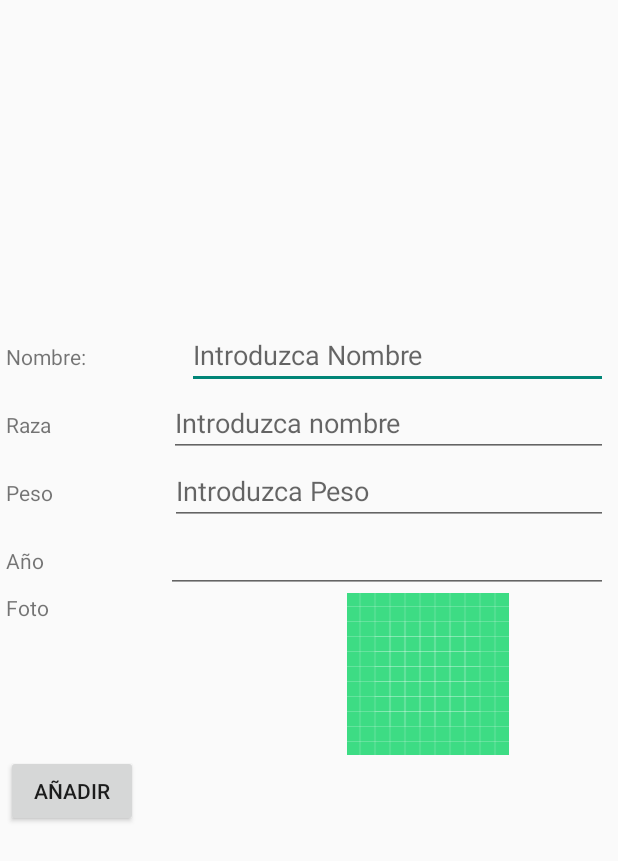
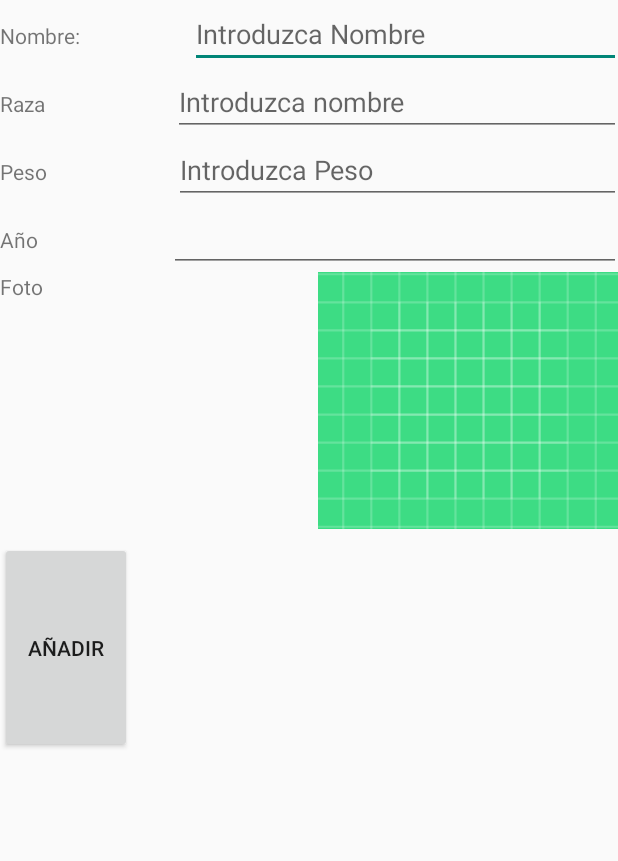
Before and after one commit to manriquer/petpal, an Android app: the layout mi_dialogo.xml on its own in the app's theme, with its tools: preview values and no code run, on a phone screen of 412 x 824 dp. Shown: the top 861 px of the screen. Run offline under Robolectric (Android 15) with nearby library versions, the phone set to English and light mode, and no system bars.

```diff
--- a/app/src/main/java/com/example/petpal/InicioGoogle.java
+++ b/app/src/main/java/com/example/petpal/InicioGoogle.java
@@ -81,6 +81,7 @@ public class InicioGoogle extends Activity {
     public void onClick(View v){
         Intent intent = new Intent(InicioGoogle.this, Principal.class);
         startActivity(intent);
+
     }
     // [START on_start_check_user]
     @Override
--- a/app/src/main/res/layout/mi_dialogo.xml
+++ b/app/src/main/res/layout/mi_dialogo.xml
@@ -1,19 +1,21 @@
 <?xml version="1.0" encoding="utf-8"?>
-<androidx.constraintlayout.widget.ConstraintLayout xmlns:android="http://schemas.android.com/apk/res/android"
-    xmlns:app="http://schemas.android.com/apk/res-auto"
+<ScrollView xmlns:android="http://schemas.android.com/apk/res/android"
     xmlns:tools="http://schemas.android.com/tools"
+    android:id="@+id/scrollView"
+    android:layout_width="match_parent"
+    android:layout_height="match_parent"
+    android:fillViewport="true">
+
+    <androidx.constraintlayout.widget.ConstraintLayout
         android:id="@+id/Foto"
-    android:layout_width="match_parent"
-    android:layout_height="match_parent">
+        android:layout_width="wrap_content"
+        android:layout_height="wrap_content">
 
         <LinearLayout
-        android:layout_width="401dp"
-        android:layout_height="338dp"
-        android:layout_marginStart="4dp"
-        android:layout_marginBottom="272dp"
+            android:layout_width="414dp"
+            android:layout_height="502dp"
             android:orientation="vertical"
-        app:layout_constraintBottom_toBottomOf="parent"
-        app:layout_constraintStart_toStartOf="parent">
+          >
 
             <LinearLayout
                 android:layout_width="match_parent"
@@ -107,37 +109,35 @@
 
             <LinearLayout
                 android:layout_width="match_parent"
-            android:layout_height="wrap_content"
+                android:layout_height="180dp"
                 android:orientation="horizontal">
 
                 <TextView
                     android:id="@+id/foto"
-                android:layout_width="wrap_content"
+                    android:layout_width="10dp"
                     android:layout_height="wrap_content"
                     android:layout_weight="1"
                     android:text="Foto" />
 
                 <ImageView
                     android:id="@+id/añadirimagen"
-                android:layout_width="wrap_content"
-                android:layout_height="wrap_content"
-                android:layout_weight="1"
-                app:srcCompat="@drawable/ic_launcher_background"
+
+                    android:layout_width="202dp"
+
+                    android:layout_height="171dp"
+                    android:scaleType="centerCrop"
                     tools:srcCompat="@drawable/ic_launcher_background" />
             </LinearLayout>
-
-        <LinearLayout
-            android:layout_width="wrap_content"
-            android:layout_height="wrap_content"
-            android:orientation="horizontal">
 
             <Button
                 android:id="@+id/añadir"
                 android:layout_width="wrap_content"
                 android:layout_height="wrap_content"
                 android:layout_weight="1"
+                android:onClick="onClick"
                 android:text="añadir" />
+
         </LinearLayout>
 
-    </LinearLayout>
     </androidx.constraintlayout.widget.ConstraintLayout>
+</ScrollView>
```
Also changed, not shown: app/build.gradle (+7 -0 lines), app/src/main/java/com/example/petpal/Animal.java (+18 -0 lines), app/src/main/java/com/example/petpal/MiDialogoPersonalizado.java (+27 -2 lines), app/src/main/java/com/example/petpal/Principal.java (+14 -4 lines), app/src/main/res/layout/fila_animal.xml (+5 -4 lines). Lines whose indentation alone changed are shown as unchanged.
